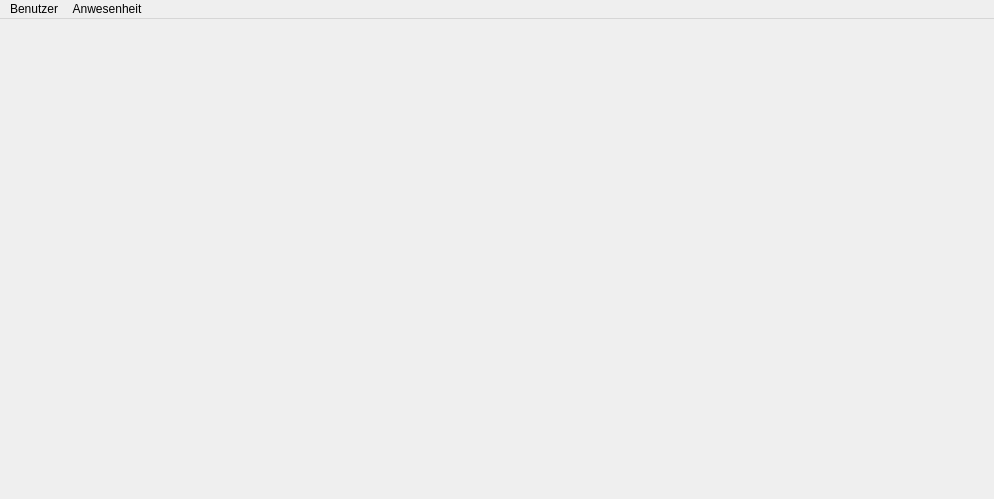
This is mainwindow.ui in Kopfwerk-Datensysteme/Power.Attendance as Qt 5 draws it before an edit. The edited form follows.
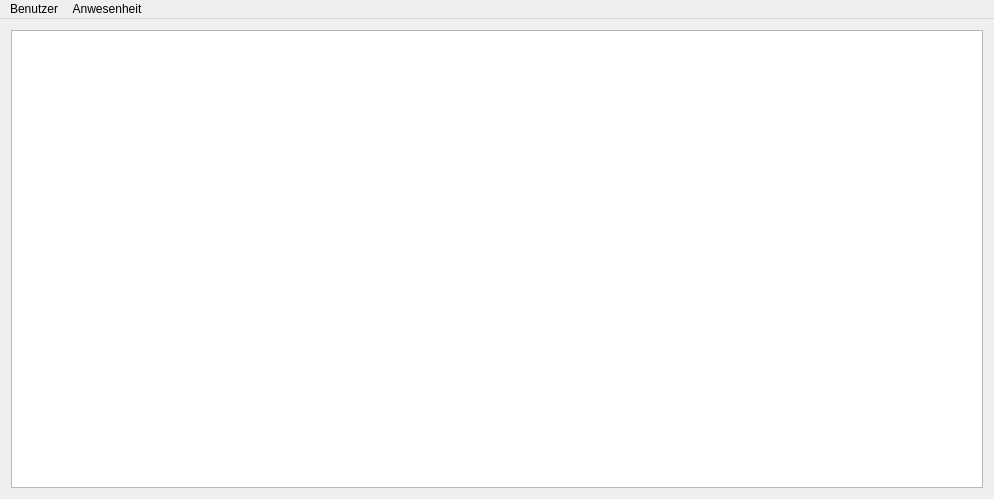
This is the edited form.

What changed in the file:
```diff
--- a/mainwindow.ui
+++ b/mainwindow.ui
@@ -26,7 +26,11 @@
      <verstretch>0</verstretch>
     </sizepolicy>
    </property>
-   <layout class="QHBoxLayout" name="horizontalLayout_2"/>
+   <layout class="QHBoxLayout" name="horizontalLayout_2">
+    <item>
+     <widget class="QGraphicsView" name="graphicsViewFingerprint"/>
+    </item>
+   </layout>
   </widget>
   <widget class="QMenuBar" name="menuBar">
    <property name="geometry">
```
